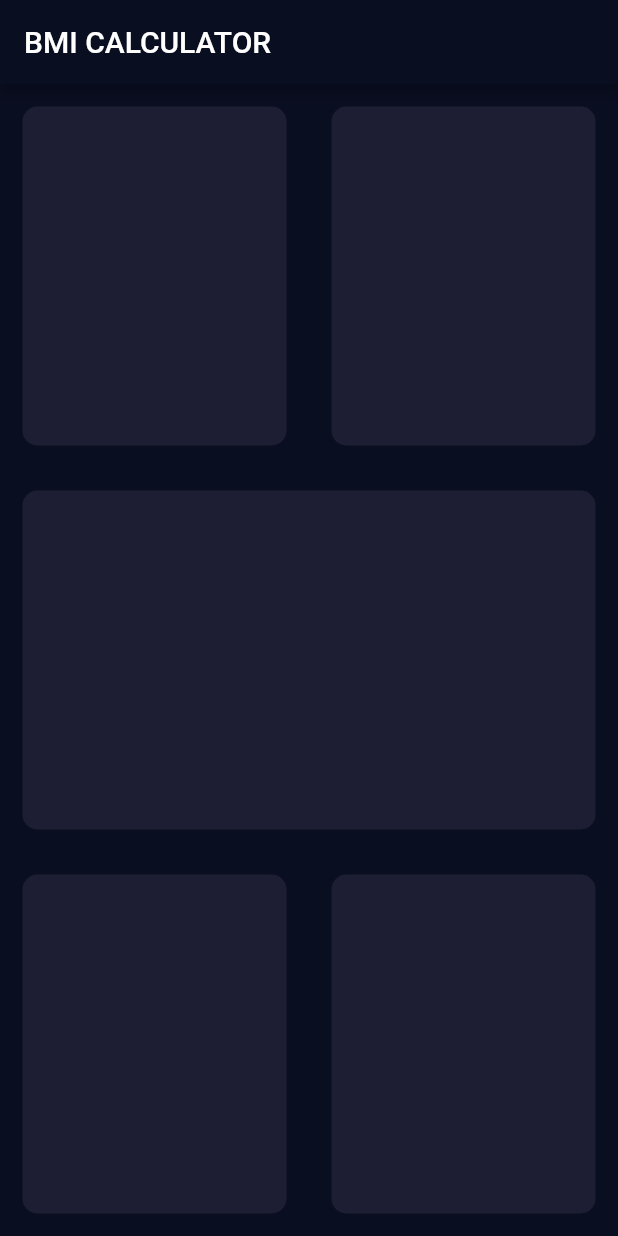
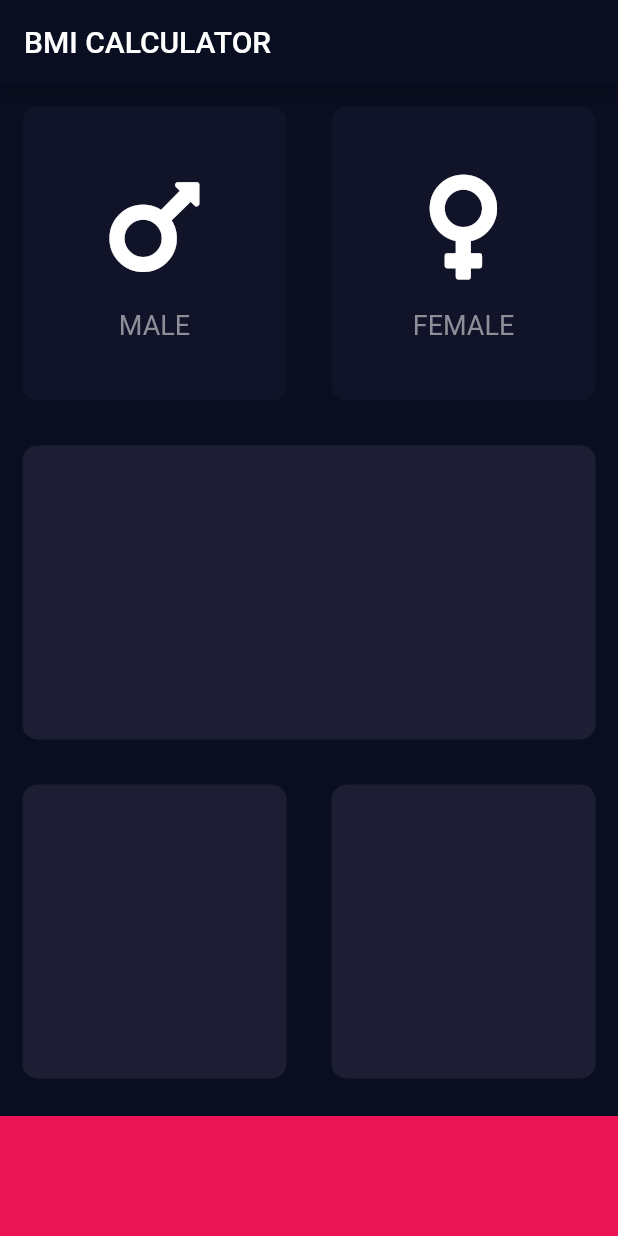
Before and after one commit to johnmark14/fancy_bmi_app, a Flutter app: the screen it shows after launch, on a phone screen of 412 x 824 dp. Run offline on Flutter 3.47's test engine with Material 2 defaults, Android fonts, the phone set to English and light mode, and no system bars; our stand-ins replace font_awesome_flutter.

Commit message:
added gesture and fontawesome icons

```diff
--- /dev/null
+++ b/lib/icon_content.dart
@@ -0,0 +1,51 @@
+import 'package:flutter/material.dart';
+
+const appColorPalette = {"iconColor": 0xff8d8e98};
+
+final textStyle = TextStyle(
+  fontSize: 18.0,
+  color: Color(appColorPalette["iconColor"]),
+);
+
+class IconContent extends StatelessWidget {
+  final IconData icon;
+  final String label;
+
+  //Initialized constructor
+  IconContent({@required this.icon, @required this.label});
+  @override
+  Widget build(BuildContext context) {
+    return Column(
+      mainAxisAlignment: MainAxisAlignment.center,
+      children: [
+        Icon(
+          this.icon,
+          size: 80.0,
+        ),
+        SizedBox(
+          height: 15.0,
+        ),
+        Text(this.label, style: textStyle)
+      ],
+    );
+  }
+}
+
+class ReusableCard extends StatelessWidget {
+  final Color color;
+  final Widget cardChild;
+  //Initialized constructor
+  ReusableCard({@required this.color, this.cardChild});
+
+  @override
+  Widget build(BuildContext context) {
+    return Container(
+      child: cardChild,
+      margin: EdgeInsets.all(15.0),
+      decoration: BoxDecoration(
+        borderRadius: BorderRadius.circular(10.0),
+        color: this.color,
+      ),
+    );
+  }
+}
--- a/lib/input_page.dart
+++ b/lib/input_page.dart
@@ -1,4 +1,16 @@
 import 'package:flutter/material.dart';
+import 'package:font_awesome_flutter/font_awesome_flutter.dart';
+
+import 'icon_content.dart';
+
+const bottomContainerHeight = 80.0;
+
+const appColorPalette = {
+  "activeCardColor": 0xff1d1e33,
+  "inactiveCardColor": 0xff111328,
+  "bottomContainerColor": 0xffeb1555,
+  "iconColor": 0xff8d8e98
+};
 
 class InputPage extends StatefulWidget {
   @override
@@ -6,6 +18,31 @@ class InputPage extends StatefulWidget {
 }
 
 class _InputPageState extends State<InputPage> {
+  Color maleCardColor = Color(appColorPalette["inactiveCardColor"]);
+  Color femaleCardColor = Color(appColorPalette["inactiveCardColor"]);
+
+  //1 = male, 2 female
+  void updateColor(int gender) {
+    //male card pressed
+    if (gender == 1) {
+      if (maleCardColor == Color(appColorPalette["inactiveCardColor"])) {
+        maleCardColor = Color(appColorPalette["activeCardColor"]);
+        femaleCardColor = Color(appColorPalette["inactiveCardColor"]);
+      } else {
+        maleCardColor = Color(appColorPalette["inactiveCardColor"]);
+      }
+    }
+    //female card pressed
+    if (gender == 2) {
+      if (femaleCardColor == Color(appColorPalette["inactiveCardColor"])) {
+        femaleCardColor = Color(appColorPalette["activeCardColor"]);
+        maleCardColor = Color(appColorPalette["inactiveCardColor"]);
+      } else {
+        femaleCardColor = Color(appColorPalette["inactiveCardColor"]);
+      }
+    }
+  }
+
   @override
   Widget build(BuildContext context) {
     return Scaffold(
@@ -14,51 +51,75 @@ class _InputPageState extends State<InputPage> {
       ),
       body: Column(
         children: [
+          //MAlE CARD
           Expanded(
             child: Row(
               children: [
                 Expanded(
-                  child: ReusableCard(color: Color(0xff1d1e33)),
+                  child: GestureDetector(
+                    onTap: () {
+                      setState(() {
+                        updateColor(1);
+                      });
+                    },
+                    child: ReusableCard(
+                      color: maleCardColor,
+                      cardChild: IconContent(
+                        icon: FontAwesomeIcons.mars,
+                        label: "MALE",
+                      ),
+                    ),
+                  ),
                 ),
+                //FEMALE CARD
                 Expanded(
-                  child: ReusableCard(color: Color(0xff1d1e33)),
+                  child: GestureDetector(
+                    onTap: () {
+                      setState(() {
+                        updateColor(2);
+                      });
+                    },
+                    child: ReusableCard(
+                      color: femaleCardColor,
+                      cardChild: IconContent(
+                        icon: FontAwesomeIcons.venus,
+                        label: "FEMALE",
+                      ),
+                    ),
+                  ),
                 ),
               ],
             ),
           ),
           Expanded(
-            child: ReusableCard(color: Color(0xff1d1e33)),
+            child: ReusableCard(
+              color: Color(appColorPalette["activeCardColor"]),
+            ),
           ),
           Expanded(
             child: Row(
               children: [
                 Expanded(
-                  child: ReusableCard(color: Color(0xff1d1e33)),
+                  child: ReusableCard(
+                    color: Color(appColorPalette["activeCardColor"]),
+                  ),
                 ),
                 Expanded(
-                  child: ReusableCard(color: Color(0xff1d1e33)),
+                  child: ReusableCard(
+                    color: Color(appColorPalette["activeCardColor"]),
+                  ),
                 ),
               ],
             ),
           ),
+          Container(
+            color: Color(appColorPalette["bottomContainerColor"]),
+            margin: EdgeInsets.only(top: 10.0),
+            width: double.infinity,
+            height: bottomContainerHeight,
+          )
         ],
       ),
     );
   }
 }
-
-class ReusableCard extends StatelessWidget {
-  final Color color;
-  ReusableCard({@required this.color});
-
-  @override
-  Widget build(BuildContext context) {
-    return Container(
-      margin: EdgeInsets.all(15.0),
-      decoration: BoxDecoration(
-        borderRadius: BorderRadius.circular(10.0),
-        color: this.color,
-      ),
-    );
-  }
-}
--- a/pubspec.yaml
+++ b/pubspec.yaml
@@ -28,6 +28,7 @@ dependencies:
   # The following adds the Cupertino Icons font to your application.
   # Use with the CupertinoIcons class for iOS style icons.
   cupertino_icons: ^1.0.0
+  font_awesome_flutter: ^8.10.0
 
 dev_dependencies:
   flutter_test:
```
Also changed, not shown: pubspec.lock.
